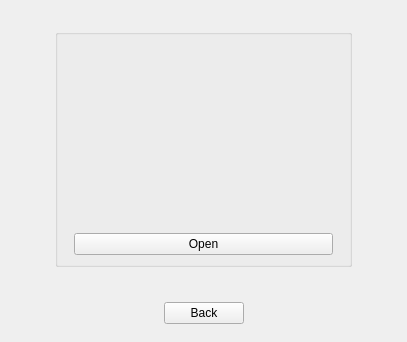
The window that src/SceneScreen.ui (RemotelyChaotic/JOIPEngine) describes before a commit, drawn with Qt 5.
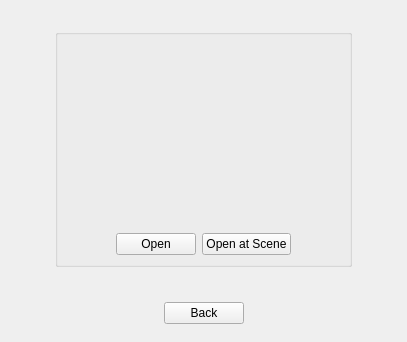
The same window after the commit. Custom widgets are drawn as their Qt base class.

Commit message: Scene selection implemented

Diff of the .ui file:
```diff
--- a/src/SceneScreen.ui
+++ b/src/SceneScreen.ui
@@ -87,6 +87,12 @@
                <property name="orientation">
                 <enum>Qt::Horizontal</enum>
                </property>
+               <property name="sizeHint" stdset="0">
+                <size>
+                 <width>0</width>
+                 <height>0</height>
+                </size>
+               </property>
               </spacer>
              </item>
              <item>
@@ -96,11 +102,24 @@
                </property>
               </widget>
              </item>
+             <item>
+              <widget class="QPushButton" name="pOpenExistingProjectAtSceneButton">
+               <property name="text">
+                <string>Open at Scene</string>
+               </property>
+              </widget>
+             </item>
              <item>
               <spacer name="horizontalSpacer_4">
                <property name="orientation">
                 <enum>Qt::Horizontal</enum>
                </property>
+               <property name="sizeHint" stdset="0">
+                <size>
+                 <width>0</width>
+                 <height>0</height>
+                </size>
+               </property>
               </spacer>
              </item>
             </layout>
@@ -285,6 +304,18 @@
    <header>Player/SceneMainScreen.h</header>
    <container>1</container>
   </customwidget>
+  <customwidget>
+   <class>CSlidingStackedWidget</class>
+   <extends>QStackedWidget</extends>
+   <header>Widgets/SlidingStackedWidget.h</header>
+   <container>1</container>
+  </customwidget>
+  <customwidget>
+   <class>CSceneCardSelectionWidget</class>
+   <extends>QWidget</extends>
+   <header>Widgets/SceneCardSelectionWidget.h</header>
+   <container>1</container>
+  </customwidget>
  </customwidgets>
  <resources/>
  <connections/>
```
Left out of the diff: 54 changed lines with no effect on the pictures. The commit also changes 44 other files.
